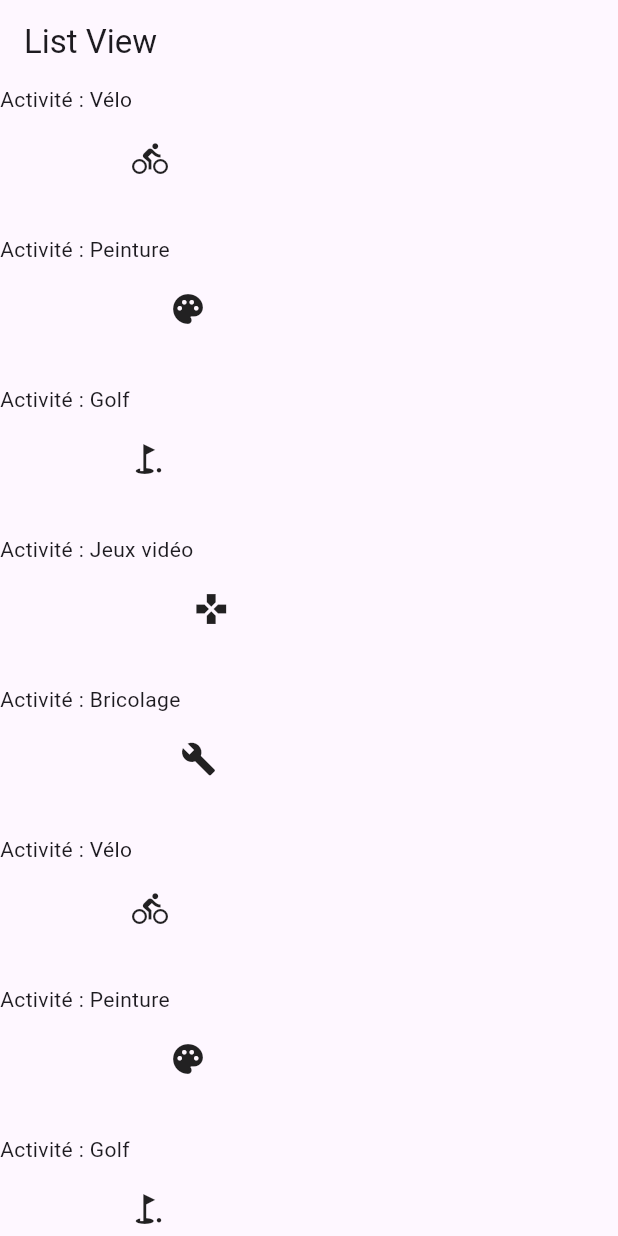
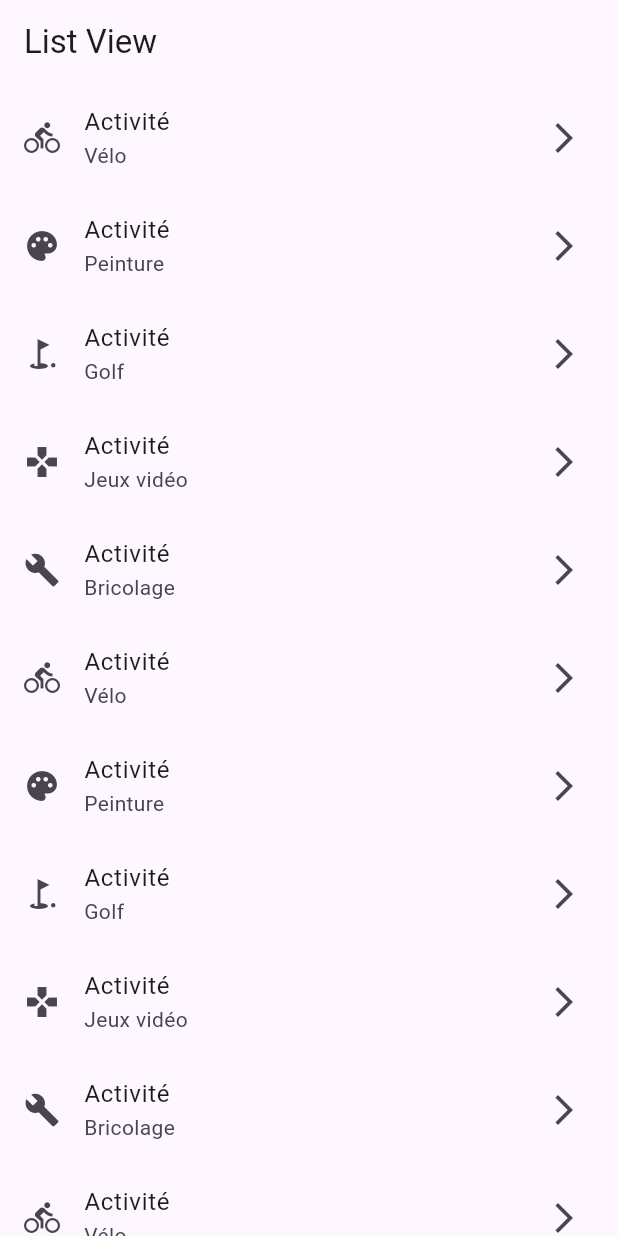
Before and after one commit to fabienlierville/flutter_di22-2_scrollable, a Flutter app: the screen it shows after launch, on a phone screen of 412 x 824 dp. Run offline on Flutter 3.47's test engine with Material 3 defaults, Android fonts, the phone set to English and light mode, and no system bars.

Commit message:
ListView avec ListView

```diff
--- a/lib/pages/list_view_page.dart
+++ b/lib/pages/list_view_page.dart
@@ -1,5 +1,6 @@
 import 'package:flutter/material.dart';
 import 'package:scrollable/models/activite.dart';
+import 'package:scrollable/pages/activite_detail_page.dart';
 
 class ListViewPage extends StatefulWidget {
   const ListViewPage({super.key});
@@ -49,11 +50,23 @@ class _ListViewPageState extends State<ListViewPage> {
       body: ListView.builder(
           itemCount: activites.length,
           itemBuilder: (context, index){
-            return Row(
-              children: [
-                Container(height: 100,child: Text("Activité : ${activites[index].nom}"),),
-                Container(height: 100,child: Icon(activites[index].icone),)
-              ],
+            Activite activite = activites[index];
+            return ListTile(
+              title: Text("Activité"),
+              subtitle: Text(activite.nom),
+              leading: Icon(activite.icone),
+              trailing: Icon(Icons.arrow_forward_ios),
+              onTap: (){
+                print("Je vais vers l'activité : ${activite.nom}");
+                Navigator.push(
+                    context,
+                    MaterialPageRoute(builder: (context){
+                      return ActiviteDetailPage(
+                          activite: activite
+                      );
+                    })
+                );
+              },
             );
           }
       ),
```
Also changed, not shown: lib/pages/activite_detail_page.dart (added, +23 -0 lines).
